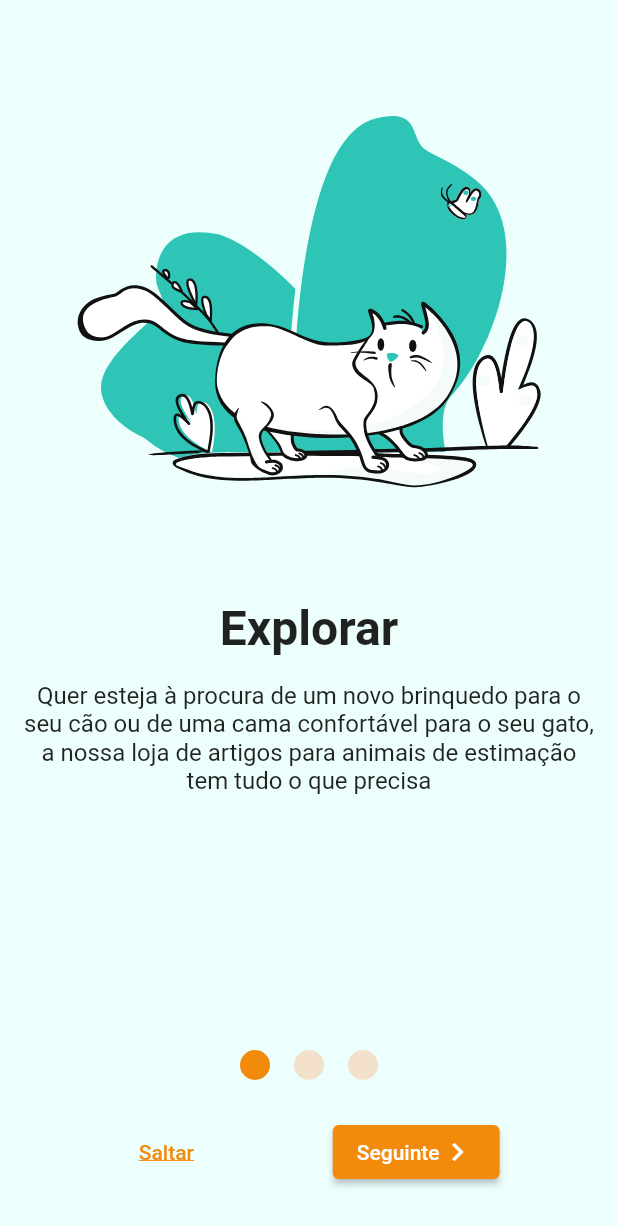
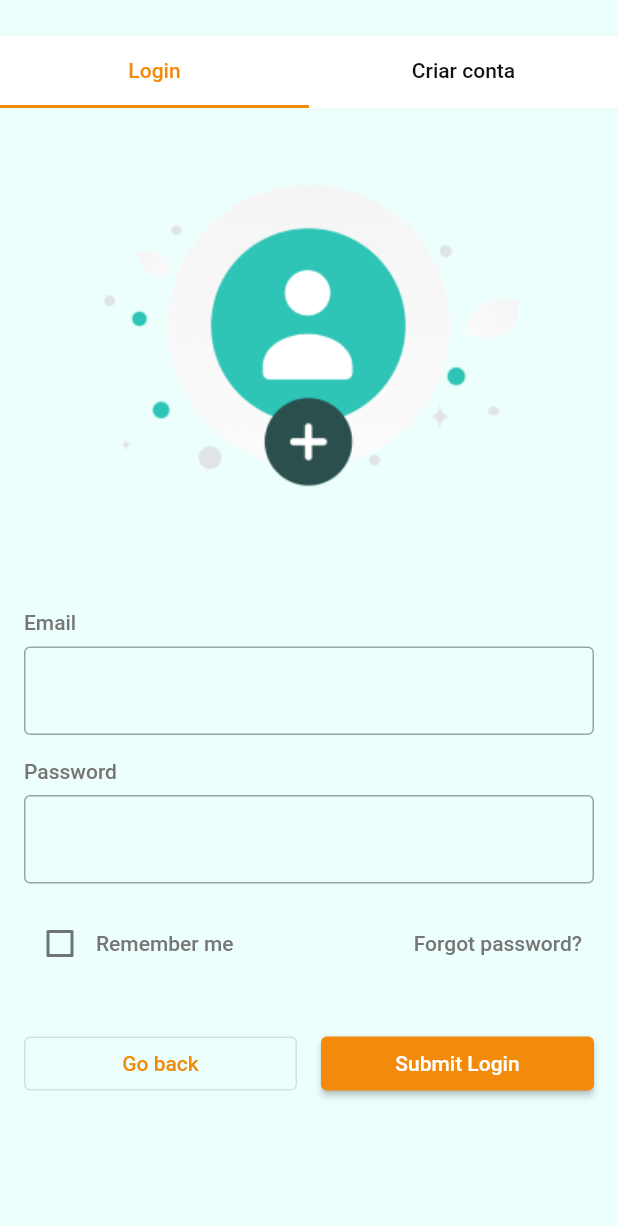
Before and after one commit to JoaoCupido/projeto_sti, a Flutter app: the screen it shows after launch, after a tap on "Saltar", on a phone screen of 412 x 824 dp. Shown: the top 1226 px of the screen. Run offline on Flutter 3.47's test engine with Material 2 defaults, Android fonts, the phone set to English and light mode, and no system bars; our stand-ins replace flutter_svg.

Commit message:
Introduzida a página de login, ainda por corrigir algumas coisas

```diff
--- /dev/null
+++ b/lib/account_session.dart
@@ -0,0 +1,138 @@
+import 'package:flutter/material.dart';
+import 'package:flutter_svg/svg.dart';
+
+class LoginPage extends StatefulWidget {
+  const LoginPage({Key? key}) : super(key: key);
+
+  @override
+  _LoginPageState createState() => _LoginPageState();
+}
+
+class _LoginPageState extends State<LoginPage> with SingleTickerProviderStateMixin {
+  late TabController _tabController;
+
+  final _emailController = TextEditingController();
+  final _passwordController = TextEditingController();
+
+  bool _rememberMe = false;
+
+  @override
+  void initState() {
+    super.initState();
+    _tabController = TabController(length: 2, vsync: this);
+  }
+
+  @override
+  void dispose() {
+    _tabController.dispose();
+    _emailController.dispose();
+    _passwordController.dispose();
+    super.dispose();
+  }
+
+  @override
+  Widget build(BuildContext context) {
+    return Scaffold(
+      backgroundColor: Theme.of(context).colorScheme.background,
+      body: SingleChildScrollView(
+        child: Column(
+          //crossAxisAlignment: CrossAxisAlignment.stretch,
+          children: [
+            Padding(
+              padding: const EdgeInsets.only(top: 24.0),
+              child: ColoredBox(
+                color: Theme.of(context).colorScheme.surface,
+                child: TabBar(
+                  controller: _tabController,
+                  tabs: const [
+                    Tab(text: 'Login'),
+                    Tab(text: 'Criar conta'),
+                  ],
+                  indicatorColor: Theme.of(context).colorScheme.primary,
+                ),
+              ),
+            ),
+            Padding(
+              padding: const EdgeInsets.all(16.0),
+              child: Image.asset('assets/images/login.png'),
+            ),
+            Padding(
+              padding: const EdgeInsets.all(16.0),
+              child: Column(
+                crossAxisAlignment: CrossAxisAlignment.start,
+                children: [
+                  const SizedBox(height: 16.0),
+                  Text('Email', style: Theme.of(context).textTheme.labelLarge),
+                  const SizedBox(height: 8.0),
+                  TextField(
+                    controller: _emailController,
+                    decoration: const InputDecoration(
+                      border: OutlineInputBorder(),
+                    ),
+                  ),
+                  const SizedBox(height: 16.0),
+                  Text('Password', style: Theme.of(context).textTheme.labelLarge),
+                  const SizedBox(height: 8.0),
+                  TextField(
+                    controller: _passwordController,
+                    obscureText: true,
+                    decoration: const InputDecoration(
+                      border: OutlineInputBorder(),
+                    ),
+                  ),
+                  const SizedBox(height: 16.0),
+                  Row(
+                    mainAxisAlignment: MainAxisAlignment.spaceBetween,
+                    children: [
+                      Row(
+                        children: [
+                          Checkbox(
+                            value: _rememberMe,
+                            onChanged: (value) {
+                              setState(() {
+                                _rememberMe = value ?? false;
+                              });
+                            },
+                          ),
+                          Text('Remember me', style: Theme.of(context).textTheme.bodyText1),
+                        ],
+                      ),
+                      TextButton(
+                        onPressed: () {
+                          // TODO: Implement forgot password functionality
+                        },
+                        child: Text('Forgot password?', style: Theme.of(context).textTheme.bodyText1),
+                      ),
+                    ],
+                  ),
+                  const SizedBox(height: 32.0),
+                  Row(
+                    children: [
+                      Expanded(
+                        child: OutlinedButton(
+                          onPressed: () {
+                            // TODO: Implement go back functionality
+                          },
+                          child: const Text('Go back'),
+                        ),
+                      ),
+                      const SizedBox(width: 16.0),
+                      Expanded(
+                        child: ElevatedButton(
+                          onPressed: () {
+                            // TODO: Implement login functionality
+                          },
+                          child: const Text('Submit Login'),
+                        ),
+                      ),
+                    ],
+                  ),
+                ],
+              ),
+            ),
+          ],
+        ),
+      ),
+    );
+  }
+}
--- a/lib/main.dart
+++ b/lib/main.dart
@@ -1,6 +1,7 @@
 import 'package:flutter/material.dart';
 import 'package:flutter/services.dart';
 import 'package:projeto_sti/onboarding_screen.dart';
+import 'package:projeto_sti/account_session.dart';
 
 void main() {
   runApp(const MyApp());
@@ -19,6 +20,9 @@ class MyApp extends StatelessWidget {
         ]);
         return MaterialApp(
           title: 'PetSupply',
+          routes: {
+            '/login': (context) => const LoginPage(),
+          },
           theme: ThemeData(
             colorScheme: const ColorScheme(
               primary: Color(0xFFF28A0C),
@@ -28,10 +32,27 @@ class MyApp extends StatelessWidget {
               error: Colors.red,
               onPrimary: Colors.white,
               onSecondary: Colors.white,
-              onSurface: Colors.black,
-              onBackground: Colors.black,
+              onSurface: Color(0xFF111111),
+              onBackground: Color(0xFF111111),
               onError: Colors.white,
               brightness: Brightness.light, // Set the theme brightness to light
+            ),
+            textTheme: const TextTheme(
+              displaySmall: TextStyle(
+                color: Color(0xFF111111),
+                fontWeight: FontWeight.w500,
+              ),
+              bodyLarge: TextStyle(
+                color: Color(0xFF767676),
+              ),
+              labelLarge: TextStyle(
+                color: Color(0xFF767676),
+              ),
+            ),
+            tabBarTheme: const TabBarTheme(
+              labelColor: Color(0xFFF28A0C),
+              unselectedLabelColor: Color(0xFF111111),
+              //indicatorSize: TabBarIndicatorSize.tab,
             ),
           ),
           home: OnboardingScreen(), // Set OnboardingScreen as the home screen
--- a/lib/onboarding_screen.dart
+++ b/lib/onboarding_screen.dart
@@ -85,7 +85,7 @@ class _OnboardingScreenState extends State<OnboardingScreen> {
                     ),
                   ),
                   onPressed: () {
-                    Navigator.of(context).pushReplacementNamed('/home');
+                    Navigator.of(context).pushReplacementNamed('/login');
                   },
                 ),
                 ElevatedButton(
@@ -98,7 +98,7 @@ class _OnboardingScreenState extends State<OnboardingScreen> {
                   ),
                   onPressed: () {
                     if (_isLastPage) {
-                      Navigator.of(context).pushReplacementNamed('/home');
+                      Navigator.of(context).pushReplacementNamed('/login');
                     } else {
                       _pageController.nextPage(duration: const Duration(milliseconds: 500), curve: Curves.easeInOut);
                     }
@@ -132,9 +132,12 @@ class OnboardingPage extends StatelessWidget {
             width: 400,
             height: 400,
           ),
-          Text(title, style: const TextStyle(fontSize: 32.0, fontWeight: FontWeight.bold)),
+          Text(title, style: Theme.of(context).textTheme.displaySmall),
           const SizedBox(height: 16.0),
-          Text(description, textAlign: TextAlign.center, style: const TextStyle(fontSize: 16.0)),
+          Padding(
+            padding: const EdgeInsets.symmetric(vertical: 8.0, horizontal: 24.0),
+            child: Text(description, style: Theme.of(context).textTheme.bodyLarge, textAlign: TextAlign.center),
+          ),
         ],
       ),
     );
```
Also changed, not shown: assets/images/login.png (added), assets/images/login.svg (added).
